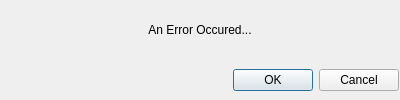
Old version of the form src/use_the_force/gui/error_ui.ui in the repository NatuurkundePracticumAmsterdam/Use-the-Force.
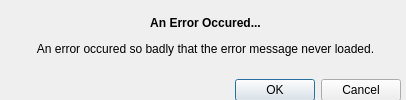
New version of the form.

```diff
--- a/src/use_the_force/gui/error_ui.ui
+++ b/src/use_the_force/gui/error_ui.ui
@@ -6,14 +6,14 @@
    <rect>
     <x>0</x>
     <y>0</y>
-    <width>400</width>
+    <width>406</width>
     <height>100</height>
    </rect>
   </property>
   <property name="sizePolicy">
    <sizepolicy hsizetype="Preferred" vsizetype="Expanding">
     <horstretch>0</horstretch>
-    <verstretch>0</verstretch>
+    <verstretch>10</verstretch>
    </sizepolicy>
   </property>
   <property name="minimumSize">
@@ -34,59 +34,85 @@
   <property name="windowOpacity">
    <double>1.000000000000000</double>
   </property>
-  <widget class="QDialogButtonBox" name="ErrorButtons">
-   <property name="geometry">
-    <rect>
-     <x>1</x>
-     <y>60</y>
-     <width>398</width>
-     <height>40</height>
-    </rect>
-   </property>
-   <property name="orientation">
-    <enum>Qt::Orientation::Horizontal</enum>
-   </property>
-   <property name="standardButtons">
-    <set>QDialogButtonBox::StandardButton::Cancel|QDialogButtonBox::StandardButton::Ok</set>
-   </property>
-   <property name="centerButtons">
-    <bool>false</bool>
-   </property>
-  </widget>
-  <widget class="QWidget" name="widget" native="true">
+  <widget class="QWidget" name="verticalLayoutWidget">
    <property name="geometry">
     <rect>
      <x>0</x>
      <y>0</y>
-     <width>400</width>
-     <height>60</height>
+     <width>411</width>
+     <height>101</height>
     </rect>
    </property>
-   <property name="sizePolicy">
-    <sizepolicy hsizetype="Preferred" vsizetype="Expanding">
-     <horstretch>0</horstretch>
-     <verstretch>0</verstretch>
-    </sizepolicy>
-   </property>
-   <widget class="QLabel" name="ErrorText">
-    <property name="geometry">
-     <rect>
-      <x>1</x>
-      <y>0</y>
-      <width>398</width>
-      <height>60</height>
-     </rect>
+   <layout class="QVBoxLayout" name="verticalLayout" stretch="0,10">
+    <property name="sizeConstraint">
+     <enum>QLayout::SizeConstraint::SetMinimumSize</enum>
     </property>
-    <property name="text">
-     <string>An Error Occured...</string>
+    <property name="leftMargin">
+     <number>10</number>
     </property>
-    <property name="alignment">
-     <set>Qt::AlignmentFlag::AlignCenter</set>
+    <property name="rightMargin">
+     <number>10</number>
     </property>
-    <property name="wordWrap">
-     <bool>true</bool>
-    </property>
-   </widget>
+    <item>
+     <widget class="QLabel" name="ErrorText">
+      <property name="enabled">
+       <bool>true</bool>
+      </property>
+      <property name="sizePolicy">
+       <sizepolicy hsizetype="Preferred" vsizetype="Expanding">
+        <horstretch>0</horstretch>
+        <verstretch>0</verstretch>
+       </sizepolicy>
+      </property>
+      <property name="sizeIncrement">
+       <size>
+        <width>0</width>
+        <height>20</height>
+       </size>
+      </property>
+      <property name="text">
+       <string>&lt;html&gt;&lt;head/&gt;&lt;body&gt;&lt;p&gt;&lt;span style=&quot; font-weight:700;&quot;&gt;An Error Occured...&lt;/span&gt;&lt;/p&gt;&lt;p&gt;An error occured so badly that the error message never loaded.&lt;/p&gt;&lt;/body&gt;&lt;/html&gt;</string>
+      </property>
+      <property name="textFormat">
+       <enum>Qt::TextFormat::RichText</enum>
+      </property>
+      <property name="scaledContents">
+       <bool>true</bool>
+      </property>
+      <property name="alignment">
+       <set>Qt::AlignmentFlag::AlignCenter</set>
+      </property>
+      <property name="wordWrap">
+       <bool>true</bool>
+      </property>
+     </widget>
+    </item>
+    <item>
+     <widget class="QDialogButtonBox" name="ErrorButtons">
+      <property name="sizePolicy">
+       <sizepolicy hsizetype="Preferred" vsizetype="Fixed">
+        <horstretch>0</horstretch>
+        <verstretch>0</verstretch>
+       </sizepolicy>
+      </property>
+      <property name="sizeIncrement">
+       <size>
+        <width>0</width>
+        <height>0</height>
+       </size>
+      </property>
+      <property name="orientation">
+       <enum>Qt::Orientation::Horizontal</enum>
+      </property>
+      <property name="standardButtons">
+       <set>QDialogButtonBox::StandardButton::Cancel|QDialogButtonBox::StandardButton::Ok</set>
+      </property>
+      <property name="centerButtons">
+       <bool>false</bool>
+      </property>
+     </widget>
+    </item>
+   </layout>
   </widget>
  </widget>
  <resources/>
```
Left out of the diff: 14 changed lines with no effect on the pictures.
